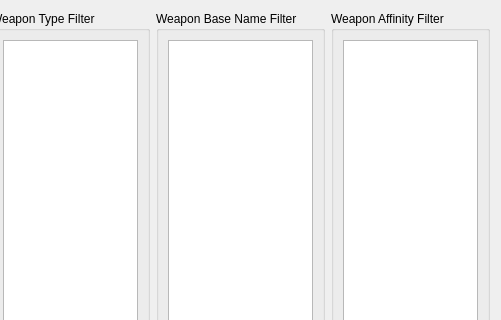
Above: src/app/stats_tab.ui from hanslhansl/elden-ring-damage-optimizer before the change; both pictures show x 420 to 921 and y 0 to 320 of the 921 by 635 pixel window. Below: the same form after it.
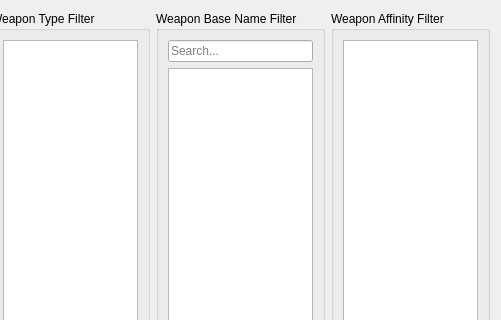
That is the form after the change.

Commit message: add search bar for weapon base name filter

```diff
--- a/src/app/stats_tab.ui
+++ b/src/app/stats_tab.ui
@@ -210,6 +210,13 @@
         <string>Weapon Base Name Filter</string>
        </property>
        <layout class="QVBoxLayout" name="verticalLayout_4">
+        <item>
+         <widget class="QLineEdit" name="base_name_line_edit">
+          <property name="placeholderText">
+           <string>Search...</string>
+          </property>
+         </widget>
+        </item>
         <item>
          <widget class="QListWidget" name="base_name_list">
           <property name="locale">
```
The commit also changes 1 other file.
